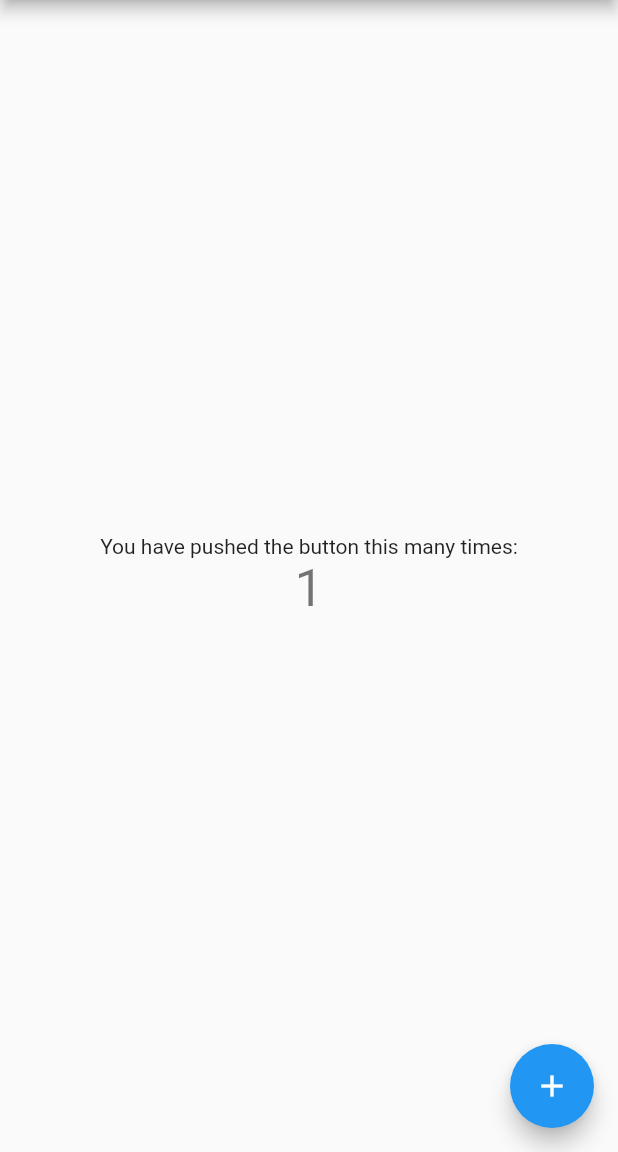
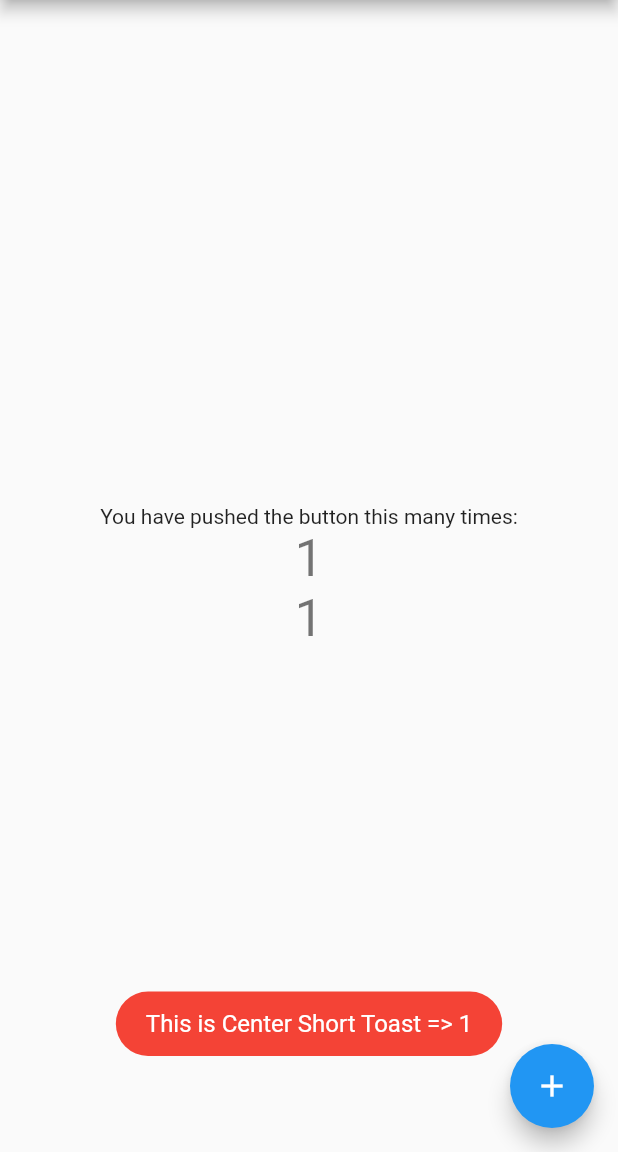
Before and after one commit to iamsayantankar/my_first_flutter_app, a Flutter app: the screen it shows after launch, after a tap on the "add" icon, on a phone screen of 412 x 824 dp, the part 84-1236 px from its top. Run offline on Flutter 3.47's test engine with Material 2 defaults, Android fonts, the phone set to English and light mode, and no system bars; our stand-ins replace fluttertoast.

Commit message:
Toast Updated...

```diff
--- a/lib/main.dart
+++ b/lib/main.dart
@@ -1,4 +1,5 @@
 import 'package:flutter/material.dart';
+import 'package:fluttertoast/fluttertoast.dart';
 
 void main() {
   runApp(const MyApp());
@@ -59,6 +60,15 @@ class _MyHomePageState extends State<MyHomePage> {
       // called again, and so nothing would appear to happen.
       _counter++;
     });
+
+    Fluttertoast.showToast(
+        msg: "This is Center Short Toast => " + _counter.toString(),
+        toastLength: Toast.LENGTH_SHORT,
+        gravity: ToastGravity.BOTTOM,
+        timeInSecForIosWeb: 1,
+        backgroundColor: Colors.red,
+        textColor: Colors.white,
+        fontSize: 16.0);
   }
 
   @override
@@ -102,6 +112,10 @@ class _MyHomePageState extends State<MyHomePage> {
               '$_counter',
               style: Theme.of(context).textTheme.headline4,
             ),
+            Text(
+              _counter.toString(),
+              style: Theme.of(context).textTheme.headline4,
+            ),
           ],
         ),
       ),
--- a/pubspec.yaml
+++ b/pubspec.yaml
@@ -36,6 +36,8 @@ dependencies:
   # The following adds the Cupertino Icons font to your application.
   # Use with the CupertinoIcons class for iOS style icons.
   cupertino_icons: ^1.0.2
+  fluttertoast: ^8.1.1
+
 
 dev_dependencies:
   flutter_test:
```
Also changed, not shown: pubspec.lock.
